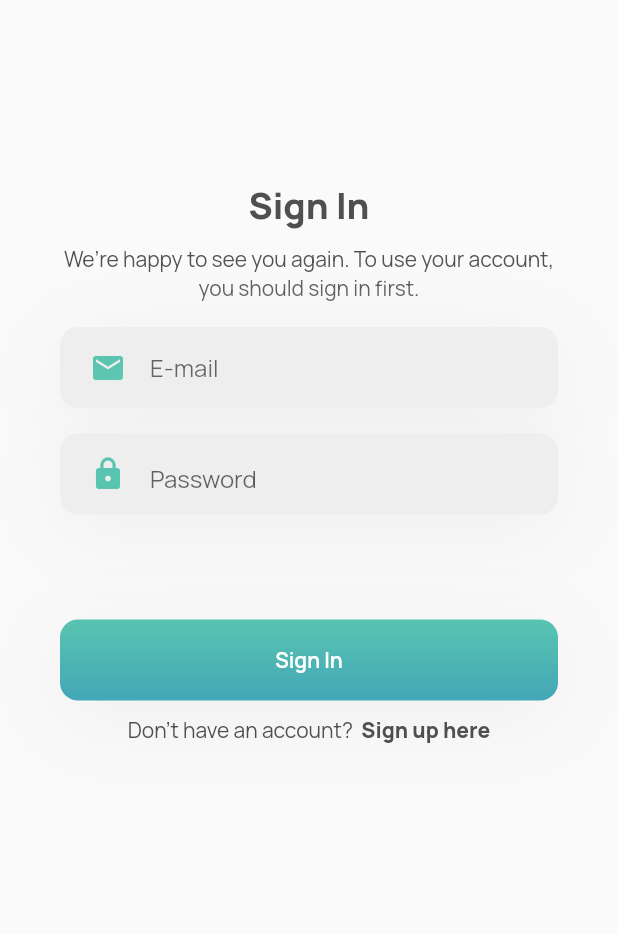
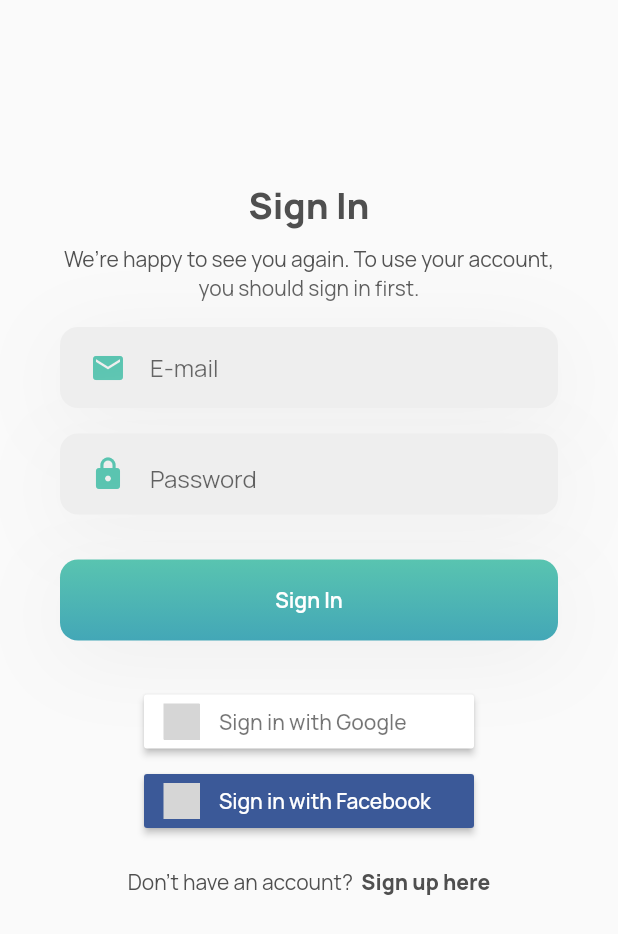
Before and after one commit to split-rex/split-rex-frontend, a Flutter app: the screen it shows after launch, after a tap on "Sign in", on a phone screen of 412 x 824 dp. Shown: the top 934 px of the screen. Run offline on Flutter 3.47's test engine with Material 2 defaults, Android fonts, the phone set to English and light mode, and no system bars; our stand-ins replace flutter_riverpod, flutter_signin_button, flutter_svg, google_fonts; network calls fail; grey boxes are pictures that could not be loaded.

Commit message:
feat: google fb button

```diff
--- a/split_rex/lib/src/widgets/auth.dart
+++ b/split_rex/lib/src/widgets/auth.dart
@@ -3,6 +3,7 @@ import 'package:flutter_riverpod/flutter_riverpod.dart';
 import 'package:flutter_svg/flutter_svg.dart';
 import 'package:split_rex/src/providers/auth.dart';
 
+import 'package:flutter_signin_button/flutter_signin_button.dart';
 import '../services/auth.dart';
 
 const String assetName = 'assets/LogoSVG.svg';
@@ -81,7 +82,23 @@ class _SignInFormState extends State<SignInForm> {
           emailController: emailController,
           passController: passController,
           type: "signin",
-        )
+        ),
+
+        const SizedBox(height: 30),
+
+        SignInButton(Buttons.Google,
+          onPressed: () {
+            // sign in google
+        }),
+
+        const SizedBox(height: 5),
+
+        SignInButton(Buttons.Facebook,
+          onPressed: () {
+            //  sign in facebook
+        }),
+
+        const SizedBox(height: 10),
       ]
     )
   );
@@ -152,7 +169,23 @@ class _SignUpFormState extends State<SignUpForm> {
           passController: passController,
           confController: confPassController,
           type: "signup",
-        )
+        ),
+
+        const SizedBox(height: 30),
+
+        SignInButton(Buttons.Google,
+          onPressed: () {
+            // sign up google
+        }),
+
+        const SizedBox(height: 5),
+
+        SignInButton(Buttons.Facebook,
+          onPressed: () {
+            //  sign up facebook
+        }),
+
+        const SizedBox(height: 10),
       ]
     )
   );}
@@ -199,7 +232,7 @@ class SubmitBtn extends ConsumerWidget {
       },
       child: Container(
         alignment: Alignment.center,
-        margin: const EdgeInsets.only(left: 20, right: 20, top: 70),
+        margin: const EdgeInsets.only(left: 20, right: 20, top: 30),
         padding: const EdgeInsets.only(left: 20, right: 20),
         height: 54,
         decoration: BoxDecoration(
--- a/split_rex/pubspec.yaml
+++ b/split_rex/pubspec.yaml
@@ -38,6 +38,7 @@ dependencies:
   flutter_svg: ^2.0.1
   http: ^0.13.4
   flutter_riverpod: ^2.2.0
+  flutter_signin_button: ^2.0.0
 
 dev_dependencies:
   flutter_test:
```
